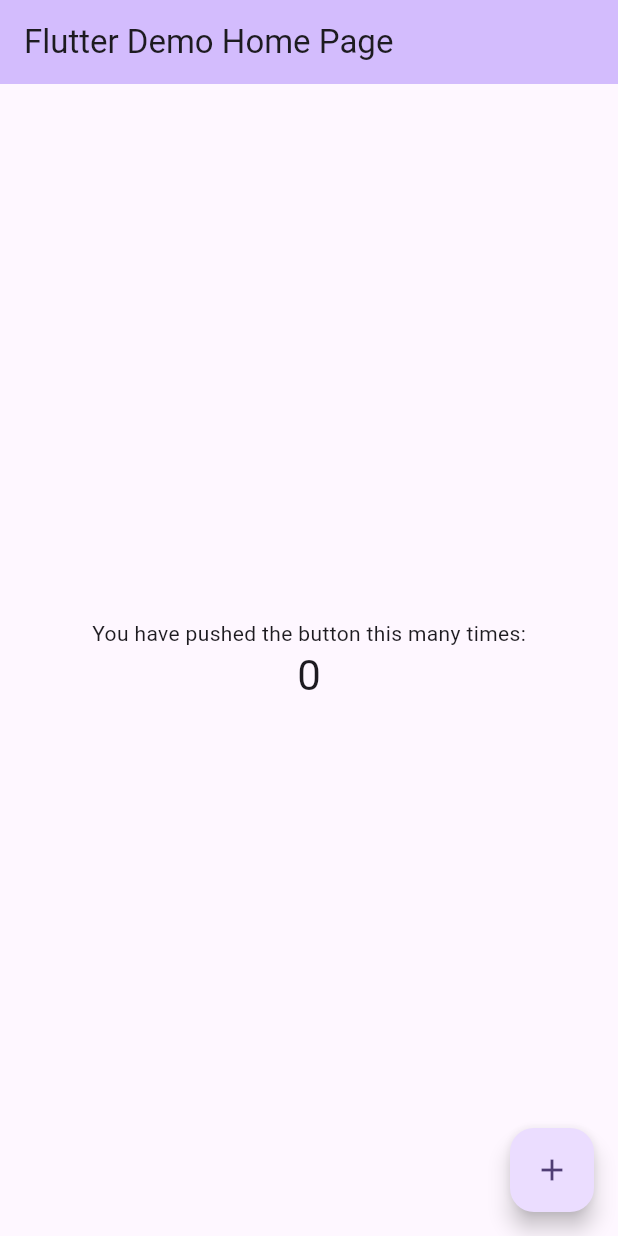
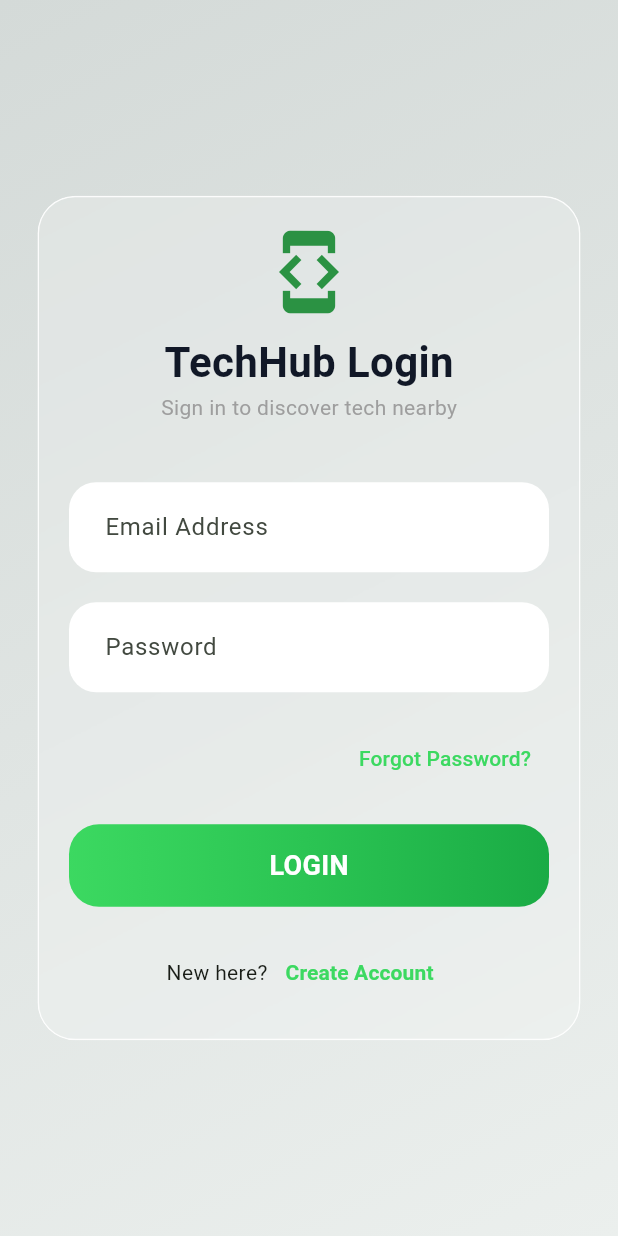
Before and after one commit to ElizabethMM36/Ecom, a Flutter app: the screen it shows after launch, on a phone screen of 412 x 824 dp. Run offline on Flutter 3.47's test engine with Material 3 defaults, Android fonts, the phone set to English and light mode, and no system bars; Roboto replaces fonts that are missing (Poppins).

Commit message:
front end homepage not complete  reg and login

```diff
--- /dev/null
+++ b/mobile_app/lib/config/colors.dart
@@ -0,0 +1,24 @@
+import 'package:flutter/material.dart';
+
+class AppColors {
+  static const primary = Color.from(
+    alpha: 1,
+    red: 0.075,
+    green: 0.522,
+    blue: 0.09,
+  );
+  static const gradientStart = Color.fromRGBO(20, 212, 65, 0.812);
+  static const gradientEnd = Color(0xFF3B82F6);
+
+  static const bg = Color(0xFFF8FAFC);
+  static const card = Colors.white;
+
+  static const textPrimary = Color(0xFF111827);
+  static const textSecondary = Color(0xFF6B7280);
+  static const backgroundStart = Color(0xFFD4DAD8);
+  static const backgroundEnd = Color(0xFFEBEFED);
+
+  static const Color glassWhite = Color(0xB3FFFFFF); // 70% Opacity
+  static const Color textMain = Color(0xFF2D3436);
+  static const Color accentGreen = Color(0xFF3BF673);
+}
--- /dev/null
+++ b/mobile_app/lib/config/theme.dart
@@ -0,0 +1,26 @@
+import 'package:flutter/material.dart';
+import 'colors.dart'; // Make sure this file exists too!
+
+class AppTheme {
+  static ThemeData get lightTheme {
+    return ThemeData(
+      primaryColor: AppColors.gradientStart,
+      scaffoldBackgroundColor: AppColors.backgroundEnd,
+      fontFamily: 'Poppins', // Optional: requires adding font to pubspec.yaml
+      colorScheme: ColorScheme.fromSeed(
+        seedColor: AppColors.gradientStart,
+        primary: AppColors.gradientStart,
+        secondary: Color(0xFF3BF673), // Accent Green
+      ),
+      // This ensures your TextFields and Buttons match the Glassmorphism look
+      inputDecorationTheme: InputDecorationTheme(
+        filled: true,
+        fillColor: Colors.white,
+        border: OutlineInputBorder(
+          borderRadius: BorderRadius.circular(18),
+          borderSide: BorderSide.none,
+        ),
+      ),
+    );
+  }
+}
--- a/mobile_app/lib/main.dart
+++ b/mobile_app/lib/main.dart
@@ -1,5 +1,10 @@
 import 'package:flutter/material.dart';
+import 'screens/auth/login.dart';
+import 'screens/auth/register.dart';
+import 'screens/home/home_page.dart';
+import 'config/theme.dart';
 
+// THIS MUST BE AT THE TOP LEVEL
 void main() {
   runApp(const MyApp());
 }
@@ -7,116 +12,18 @@ void main() {
 class MyApp extends StatelessWidget {
   const MyApp({super.key});
 
-  // This widget is the root of your application.
   @override
   Widget build(BuildContext context) {
     return MaterialApp(
-      title: 'Flutter Demo',
-      theme: ThemeData(
-        // This is the theme of your application.
-        //
-        // TRY THIS: Try running your application with "flutter run". You'll see
-        // the application has a purple toolbar. Then, without quitting the app,
-        // try changing the seedColor in the colorScheme below to Colors.green
-        // and then invoke "hot reload" (save your changes or press the "hot
-        // reload" button in a Flutter-supported IDE, or press "r" if you used
-        // the command line to start the app).
-        //
-        // Notice that the counter didn't reset back to zero; the application
-        // state is not lost during the reload. To reset the state, use hot
-        // restart instead.
-        //
-        // This works for code too, not just values: Most code changes can be
-        // tested with just a hot reload.
-        colorScheme: .fromSeed(seedColor: Colors.deepPurple),
-      ),
-      home: const MyHomePage(title: 'Flutter Demo Home Page'),
+      title: 'TechHub Marketplace',
+      debugShowCheckedModeBanner: false,
+      theme: AppTheme.lightTheme,
+      initialRoute: '/login',
+      routes: {
+        '/login': (context) => const LoginPage(),
+        '/register': (context) => const RegisterPage(),
+        '/home': (context) => const HomePage(),
+      },
     );
   }
 }
-
-class MyHomePage extends StatefulWidget {
-  const MyHomePage({super.key, required this.title});
-
-  // This widget is the home page of your application. It is stateful, meaning
-  // that it has a State object (defined below) that contains fields that affect
-  // how it looks.
-
-  // This class is the configuration for the state. It holds the values (in this
-  // case the title) provided by the parent (in this case the App widget) and
-  // used by the build method of the State. Fields in a Widget subclass are
-  // always marked "final".
-
-  final String title;
-
-  @override
-  State<MyHomePage> createState() => _MyHomePageState();
-}
-
-class _MyHomePageState extends State<MyHomePage> {
-  int _counter = 0;
-
-  void _incrementCounter() {
-    setState(() {
-      // This call to setState tells the Flutter framework that something has
-      // changed in this State, which causes it to rerun the build method below
-      // so that the display can reflect the updated values. If we changed
-      // _counter without calling setState(), then the build method would not be
-      // called again, and so nothing would appear to happen.
-      _counter++;
-    });
-  }
-
-  @override
-  Widget build(BuildContext context) {
-    // This method is rerun every time setState is called, for instance as done
-    // by the _incrementCounter method above.
-    //
-    // The Flutter framework has been optimized to make rerunning build methods
-    // fast, so that you can just rebuild anything that needs updating rather
-    // than having to individually change instances of widgets.
-    return Scaffold(
-      appBar: AppBar(
-        // TRY THIS: Try changing the color here to a specific color (to
-        // Colors.amber, perhaps?) and trigger a hot reload to see the AppBar
-        // change color while the other colors stay the same.
-        backgroundColor: Theme.of(context).colorScheme.inversePrimary,
-        // Here we take the value from the MyHomePage object that was created by
-        // the App.build method, and use it to set our appbar title.
-        title: Text(widget.title),
-      ),
-      body: Center(
-        // Center is a layout widget. It takes a single child and positions it
-        // in the middle of the parent.
-        child: Column(
-          // Column is also a layout widget. It takes a list of children and
-          // arranges them vertically. By default, it sizes itself to fit its
-          // children horizontally, and tries to be as tall as its parent.
-          //
-          // Column has various properties to control how it sizes itself and
-          // how it positions its children. Here we use mainAxisAlignment to
-          // center the children vertically; the main axis here is the vertical
-          // axis because Columns are vertical (the cross axis would be
-          // horizontal).
-          //
-          // TRY THIS: Invoke "debug painting" (choose the "Toggle Debug Paint"
-          // action in the IDE, or press "p" in the console), to see the
-          // wireframe for each widget.
-          mainAxisAlignment: .center,
-          children: [
-            const Text('You have pushed the button this many times:'),
-            Text(
-              '$_counter',
-              style: Theme.of(context).textTheme.headlineMedium,
-            ),
-          ],
-        ),
-      ),
-      floatingActionButton: FloatingActionButton(
-        onPressed: _incrementCounter,
-        tooltip: 'Increment',
-        child: const Icon(Icons.add),
-      ),
-    );
-  }
-}
--- /dev/null
+++ b/mobile_app/lib/screens/auth/login.dart
@@ -0,0 +1,124 @@
+import 'package:flutter/material.dart';
+import '../../widgets/glass_card.dart';
+import '../../widgets/input_field.dart';
+import '../../widgets/gradient_button.dart';
+import '../../config/colors.dart';
+
+class LoginPage extends StatefulWidget {
+  const LoginPage({super.key});
+
+  @override
+  State<LoginPage> createState() => _LoginPageState();
+}
+
+class _LoginPageState extends State<LoginPage> {
+  final emailController = TextEditingController();
+  final passwordController = TextEditingController();
+  bool isLoading = false;
+
+  void handleLogin() async {
+    setState(() => isLoading = true);
+
+    // TODO: Call AuthService.login(emailController.text, passwordController.text)
+    // For now, we simulate a successful login and navigate to Home
+    await Future.delayed(const Duration(seconds: 1));
+
+    if (mounted) {
+      Navigator.pushReplacementNamed(context, '/home');
+    }
+    setState(() => isLoading = false);
+  }
+
+  @override
+  Widget build(BuildContext context) {
+    return Scaffold(
+      body: Container(
+        width: double.infinity,
+        height: double.infinity,
+        decoration: const BoxDecoration(
+          gradient: LinearGradient(
+            colors: [AppColors.backgroundStart, AppColors.backgroundEnd],
+            begin: Alignment.topLeft,
+            end: Alignment.bottomRight,
+          ),
+        ),
+        child: Center(
+          child: SingleChildScrollView(
+            padding: const EdgeInsets.all(25),
+            child: GlassCard(
+              child: Column(
+                mainAxisSize: MainAxisSize.min,
+                children: [
+                  const Icon(
+                    Icons.developer_mode,
+                    size: 60,
+                    color: Color.fromARGB(207, 1, 126, 30),
+                  ),
+                  const SizedBox(height: 10),
+                  const Text(
+                    "TechHub Login",
+                    style: TextStyle(
+                      fontSize: 28,
+                      fontWeight: FontWeight.bold,
+                      color: AppColors.textPrimary,
+                    ),
+                  ),
+                  const Text(
+                    "Sign in to discover tech nearby",
+                    style: TextStyle(color: Colors.grey),
+                  ),
+                  const SizedBox(height: 30),
+
+                  InputField(
+                    hint: "Email Address",
+                    controller: emailController,
+                  ),
+                  InputField(
+                    hint: "Password",
+                    controller: passwordController,
+                    isPassword: true,
+                  ),
+
+                  const SizedBox(height: 10),
+                  Align(
+                    alignment: Alignment.centerRight,
+                    child: TextButton(
+                      onPressed: () {},
+                      child: const Text(
+                        "Forgot Password?",
+                        style: TextStyle(color: AppColors.gradientStart),
+                      ),
+                    ),
+                  ),
+
+                  const SizedBox(height: 20),
+                  isLoading
+                      ? const CircularProgressIndicator(
+                          color: AppColors.gradientStart,
+                        )
+                      : GradientButton(text: "LOGIN", onTap: handleLogin),
+
+                  const SizedBox(height: 20),
+                  Row(
+                    mainAxisAlignment: MainAxisAlignment.center,
+                    children: [
+                      const Text("New here?"),
+                      TextButton(
+                        onPressed: () =>
+                            Navigator.pushNamed(context, '/register'),
+                        child: const Text(
+                          "Create Account",
+                          style: TextStyle(fontWeight: FontWeight.bold),
+                        ),
+                      ),
+                    ],
+                  ),
+                ],
+              ),
+            ),
+          ),
+        ),
+      ),
+    );
+  }
+}
--- /dev/null
+++ b/mobile_app/lib/widgets/glass_card.dart
@@ -0,0 +1,27 @@
+import 'dart:ui';
+import 'package:flutter/material.dart';
+
+class GlassCard extends StatelessWidget {
+  final Widget child;
+
+  const GlassCard({super.key, required this.child});
+
+  @override
+  Widget build(BuildContext context) {
+    return ClipRRect(
+      borderRadius: BorderRadius.circular(25),
+      child: BackdropFilter(
+        filter: ImageFilter.blur(sigmaX: 10, sigmaY: 10),
+        child: Container(
+          padding: const EdgeInsets.all(20),
+          decoration: BoxDecoration(
+            color: Colors.white.withOpacity(0.2),
+            borderRadius: BorderRadius.circular(25),
+            border: Border.all(color: Colors.white.withOpacity(0.9)),
+          ),
+          child: child,
+        ),
+      ),
+    );
+  }
+}
--- /dev/null
+++ b/mobile_app/lib/widgets/gradient_button.dart
@@ -0,0 +1,34 @@
+import 'package:flutter/material.dart';
+import '../config/colors.dart';
+
+class GradientButton extends StatelessWidget {
+  final String text;
+  final VoidCallback onTap;
+
+  const GradientButton({super.key, required this.text, required this.onTap});
+
+  @override
+  Widget build(BuildContext context) {
+    return GestureDetector(
+      onTap: onTap,
+      child: Container(
+        height: 55,
+        decoration: BoxDecoration(
+          borderRadius: BorderRadius.circular(20),
+          gradient: const LinearGradient(
+            colors: [AppColors.gradientStart, Color.fromARGB(255, 26, 171, 69)],
+          ),
+        ),
+        alignment: Alignment.center,
+        child: Text(
+          text,
+          style: const TextStyle(
+            color: Colors.white,
+            fontSize: 18,
+            fontWeight: FontWeight.bold,
+          ),
+        ),
+      ),
+    );
+  }
+}
--- /dev/null
+++ b/mobile_app/lib/widgets/input_field.dart
@@ -0,0 +1,39 @@
+import 'package:flutter/material.dart';
+import '../config/colors.dart';
+
+class InputField extends StatelessWidget {
+  final String hint;
+  final bool isPassword;
+  final TextEditingController controller;
+
+  const InputField({
+    super.key,
+    required this.hint,
+    required this.controller,
+    this.isPassword = false,
+  });
+
+  @override
+  Widget build(BuildContext context) {
+    return Container(
+      margin: const EdgeInsets.symmetric(vertical: 10),
+      child: TextField(
+        controller: controller,
+        obscureText: isPassword,
+        decoration: InputDecoration(
+          hintText: hint,
+          filled: true,
+          fillColor: Colors.white,
+          contentPadding: const EdgeInsets.symmetric(
+            horizontal: 20,
+            vertical: 18,
+          ),
+          border: OutlineInputBorder(
+            borderRadius: BorderRadius.circular(18),
+            borderSide: BorderSide.none,
+          ),
+        ),
+      ),
+    );
+  }
+}
--- a/mobile_app/pubspec.yaml
+++ b/mobile_app/pubspec.yaml
@@ -28,6 +28,9 @@ environment:
 # the latest version available on pub.dev. To see which dependencies have newer
 # versions available, run `flutter pub outdated`.
 dependencies:
+  google_mlkit_object_detection: ^0.12.0
+  camera: ^0.10.5
+  image: ^4.1.3
   flutter:
     sdk: flutter
   razorpay_flutter: 1.4.1 # Use the latest version
@@ -36,6 +39,8 @@ dependencies:
   # Use with the CupertinoIcons class for iOS style icons.
   cupertino_icons: ^1.0.8
   geolocator: ^14.0.2
+  http: ^1.6.0
+  shared_preferences: ^2.5.4
 
 dev_dependencies:
   flutter_test:
--- a/server_main/package.json
+++ b/server_main/package.json
@@ -15,10 +15,13 @@
     "bcrypt": "^6.0.0",
     "bcryptjs": "^3.0.3",
     "body-parser": "^2.2.2",
+    "cloudinary": "^1.41.3",
     "dotenv": "^17.3.1",
     "express": "^5.2.1",
     "jsonwebtoken": "^9.0.3",
     "mongoose": "^9.3.1",
+    "multer": "^2.1.1",
+    "multer-storage-cloudinary": "^4.0.0",
     "nodemon": "^3.1.14"
   }
 }
```
Also changed, not shown: mobile_app/lib/models/product_model.dart (added, +34 -0 lines), mobile_app/lib/screens/auth/register.dart (added, +106 -0 lines), mobile_app/lib/screens/home/home_page.dart (added, +98 -0 lines), mobile_app/lib/widgets/location_badge.dart (added, +27 -0 lines), mobile_app/lib/widgets/product_card.dart (added, +57 -0 lines), mobile_app/pubspec.lock, server_main/package-lock.json, 3 other files.
